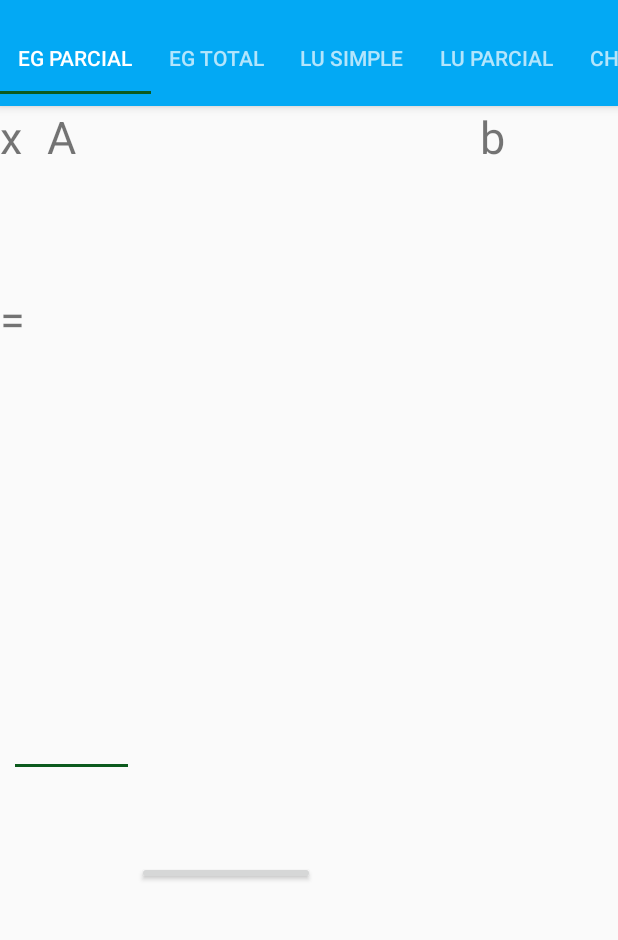
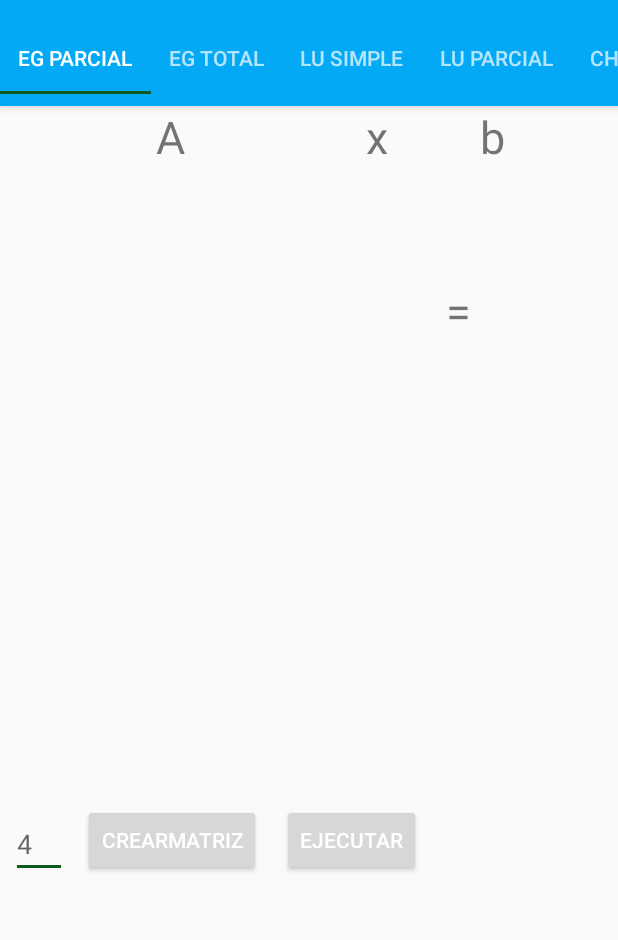
Before and after one commit to jvalen92/Analisis-Numerico, an Android app: the EGParcial screen opened directly, with no data from a screen before it, on a phone screen of 412 x 824 dp, the part 62-1002 px from its top. Run offline under Robolectric (Android 15) with nearby library versions, the phone set to English and light mode, and no system bars.

Commit message:
Layout de Matrices

```diff
--- a/Urano2/app/src/main/res/layout/fragment_egparcial.xml
+++ b/Urano2/app/src/main/res/layout/fragment_egparcial.xml
@@ -12,7 +12,7 @@
         android:layout_height="wrap_content"
         android:layout_alignStart="@+id/scrollViewA"
         android:layout_alignParentTop="true"
-        android:layout_marginStart="11dp"
+        android:layout_marginStart="84dp"
         android:layout_marginTop="0dp"
         android:text="A"
         android:textSize="30sp" />
@@ -32,10 +32,10 @@
         android:id="@+id/x"
         android:layout_width="wrap_content"
         android:layout_height="wrap_content"
-        android:layout_alignEnd="@+id/button2"
+        android:layout_alignEnd="@+id/ejecutar"
         android:layout_alignParentTop="true"
         android:layout_marginTop="0dp"
-        android:layout_marginEnd="26dp"
+        android:layout_marginEnd="22dp"
         android:text="x"
         android:textSize="30sp" />
 
@@ -43,39 +43,44 @@
         android:id="@+id/equal"
         android:layout_width="wrap_content"
         android:layout_height="wrap_content"
-        android:layout_alignEnd="@+id/button2"
+        android:layout_alignEnd="@+id/ejecutar"
         android:layout_alignParentTop="true"
-        android:layout_marginTop="121dp"
-        android:layout_marginEnd="-19dp"
+        android:layout_marginTop="116dp"
+        android:layout_marginEnd="-33dp"
         android:text="="
         android:textSize="30sp" />
 
     <EditText
         android:id="@+id/numero"
-        android:layout_width="83dp"
+        android:layout_width="37dp"
         android:layout_height="wrap_content"
         android:layout_alignParentStart="false"
         android:layout_alignParentTop="false"
         android:layout_centerInParent="false"
-        android:layout_marginStart="6dp"
-        android:layout_marginTop="402dp"
+        android:layout_marginStart="7dp"
+        android:layout_marginTop="469dp"
         android:ems="10"
-        android:inputType="number" />
+        android:hint="4"
+        android:inputType="number"
+        android:selectAllOnFocus="false"
+        android:singleLine="false" />
 
     <ScrollView
         android:id="@+id/scrollViewA"
-        android:layout_width="200dp"
-        android:layout_height="200dp"
-        android:layout_marginTop="40dp"
-        android:layout_marginLeft="20dp">
+        android:layout_width="220dp"
+        android:layout_height="213dp"
+        android:layout_marginLeft="20dp"
+        android:layout_marginTop="40dp">
 
         <HorizontalScrollView
             android:layout_width="wrap_content"
             android:layout_height="wrap_content">
+
             <TableLayout
                 android:id="@+id/matrizA"
                 android:layout_width="wrap_content"
                 android:layout_height="wrap_content">
+
             </TableLayout>
         </HorizontalScrollView>
     </ScrollView>
@@ -84,8 +89,8 @@
         android:id="@+id/scrollViewB"
         android:layout_width="60dp"
         android:layout_height="200dp"
-        android:layout_marginStart="-47dp"
-        android:layout_marginLeft="-47dp"
+        android:layout_marginStart="24dp"
+        android:layout_marginLeft="24dp"
         android:layout_marginTop="40dp"
         android:layout_toEndOf="@+id/scrollViewX"
         android:layout_toRightOf="@+id/scrollViewX">
@@ -107,8 +112,8 @@
         android:id="@+id/scrollViewX"
         android:layout_width="60dp"
         android:layout_height="200dp"
-        android:layout_marginStart="104dp"
-        android:layout_marginLeft="104dp"
+        android:layout_marginStart="14dp"
+        android:layout_marginLeft="14dp"
         android:layout_marginTop="40dp"
         android:layout_toEndOf="@+id/scrollViewA"
         android:layout_toRightOf="@+id/scrollViewA">
@@ -128,12 +133,12 @@
 
     <ScrollView
         android:id="@+id/scrollView4"
-        android:layout_width="340dp"
-        android:layout_height="200dp"
+        android:layout_width="350dp"
+        android:layout_height="63dp"
         android:layout_alignParentTop="true"
         android:layout_marginStart="15dp"
         android:layout_marginLeft="20dp"
-        android:layout_marginTop="294dp">
+        android:layout_marginTop="259dp">
 
         <HorizontalScrollView
             android:layout_width="wrap_content"
@@ -142,7 +147,9 @@
             <TableLayout
                 android:id="@+id/matrixAb"
                 android:layout_width="wrap_content"
-                android:layout_height="wrap_content">
+                android:layout_height="wrap_content"
+                android:layout_gravity="center_horizontal"
+                android:gravity="center_horizontal">
 
             </TableLayout>
         </HorizontalScrollView>
@@ -156,10 +163,24 @@
         android:layout_alignParentStart="true"
         android:layout_alignParentLeft="true"
         android:layout_alignParentTop="true"
-        android:layout_marginStart="91dp"
-        android:layout_marginLeft="91dp"
-        android:layout_marginTop="503dp"
+        android:layout_marginStart="55dp"
+        android:layout_marginLeft="55dp"
+        android:layout_marginTop="465dp"
         android:onClick="createTable"
         android:text="CrearMatriz"
         android:textColor="@android:color/white" />
+
+    <Button
+        android:id="@+id/ejecutar"
+        android:layout_width="wrap_content"
+        android:layout_height="wrap_content"
+        android:layout_alignParentStart="true"
+        android:layout_alignParentLeft="true"
+        android:layout_alignParentTop="true"
+        android:layout_marginStart="188dp"
+        android:layout_marginLeft="188dp"
+        android:layout_marginTop="465dp"
+        android:onClick="createTable"
+        android:text="Ejecutar"
+        android:textColor="@android:color/white" />
 </RelativeLayout>
```
Also changed, not shown: Urano2/app/src/main/java/com/example/sebas/urano/Fragments/EGParcial.java (+54 -18 lines).
